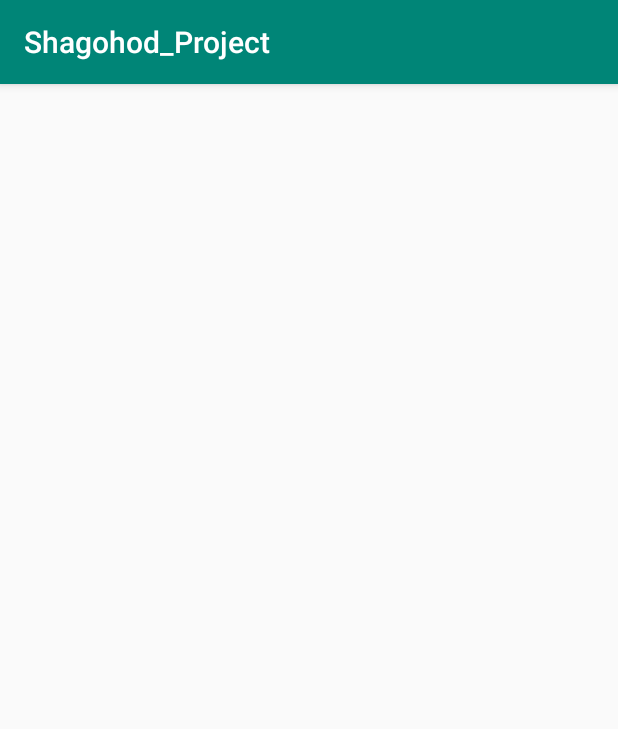
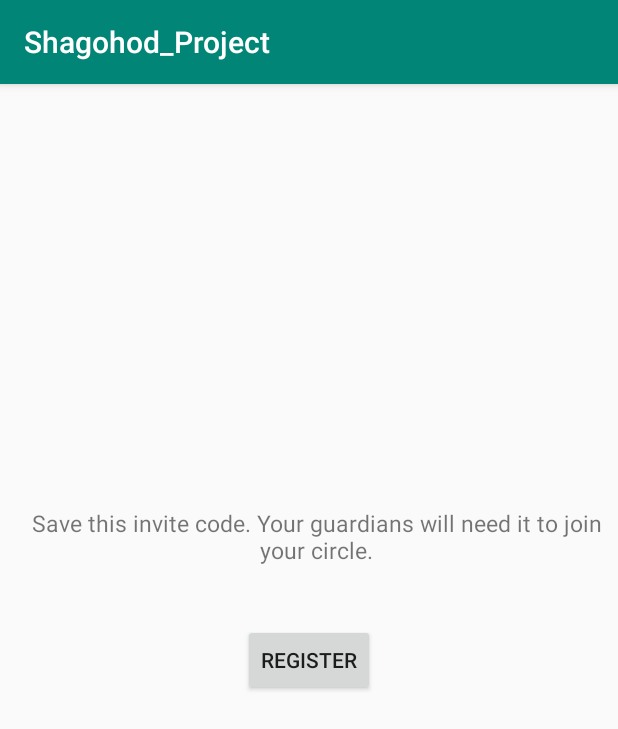
Before and after one commit to aga10/Shagohod_Project, an Android app: the InviteCodeActivity screen opened directly, with no data from a screen before it, on a phone screen of 412 x 824 dp. Shown: the top 729 px of the screen. Run offline under Robolectric (Android 15) with nearby library versions, the phone set to English and light mode, and no system bars; our stand-ins replace Firebase (no records; nobody signed in at launch, a user with empty details on screens opened directly).

Commit message:
Registering user to Firebase done (not showing up on emulator)

```diff
--- a/app/src/main/java/com/example/shagohod_project/InviteCodeActivity.java
+++ b/app/src/main/java/com/example/shagohod_project/InviteCodeActivity.java
@@ -1,13 +1,101 @@
 package com.example.shagohod_project;
 
-import android.support.v7.app.AppCompatActivity;
+import android.app.ProgressDialog;
+import android.content.Intent;
+import android.net.Uri;
+import androidx.annotation.NonNull;
+import androidx.appcompat.app.AppCompatActivity;
 import android.os.Bundle;
+import android.view.View;
+import android.widget.TextView;
+import android.widget.Toast;
+
+import com.google.android.gms.tasks.OnCompleteListener;
+import com.google.android.gms.tasks.Task;
+import com.google.firebase.auth.AuthResult;
+import com.google.firebase.auth.FirebaseAuth;
+import com.google.firebase.auth.FirebaseUser;
+import com.google.firebase.database.DatabaseReference;
+import com.google.firebase.database.FirebaseDatabase;
 
 public class InviteCodeActivity extends AppCompatActivity {
+
+    String name,email,password,date,isSharing,code;
+    Uri imageUri;
+    TextView t1;
+    FirebaseAuth auth;
+    FirebaseUser user;
+    DatabaseReference reference;
+    ProgressDialog progressDialog;
+    String userId;
+
 
     @Override
     protected void onCreate(Bundle savedInstanceState) {
         super.onCreate(savedInstanceState);
         setContentView(R.layout.activity_invite_code);
+        t1 = (TextView)findViewById(R.id.textView);
+        auth = FirebaseAuth.getInstance();
+        progressDialog = new ProgressDialog(this);
+        reference = FirebaseDatabase.getInstance().getReference().child("Users");
+
+        Intent myIntent = getIntent();
+        if(myIntent!=null)
+        {
+            name = myIntent.getStringExtra("name");
+            email = myIntent.getStringExtra("email");
+            password = myIntent.getStringExtra("password");
+            code = myIntent.getStringExtra("code");
+            isSharing = myIntent.getStringExtra("isSharing");
+            imageUri = myIntent.getParcelableExtra("imageUri");
+        }
+
+        t1.setText(code);
+
     }
+
+
+    public void registerUser(View v)
+    {
+        progressDialog.setMessage("Please wait while an account is being created for you.");
+        progressDialog.show();
+
+        auth.createUserWithEmailAndPassword(email, password)
+                .addOnCompleteListener(new OnCompleteListener<AuthResult>() {
+                    @Override
+                    public void onComplete(@NonNull Task<AuthResult> task) {
+                        if(task.isSuccessful())
+                        {
+                            //insert user data in real-time fire base database
+
+                            CreateUser createUser = new CreateUser(name,email,password,code,"false","N/A","N/A","N/A");
+
+                            user = auth.getCurrentUser();
+                            userId = user.getUid();
+
+                            reference.child(userId).setValue(createUser)
+                                    .addOnCompleteListener(new OnCompleteListener<Void>() {
+                                        @Override
+                                        public void onComplete(@NonNull Task<Void> task) {
+                                            if(task.isSuccessful())
+                                            {
+                                                progressDialog.dismiss();
+                                                Toast.makeText(getApplicationContext(),"User registered successfully",Toast.LENGTH_SHORT).show();
+                                            }
+                                            else
+                                            {
+                                                progressDialog.dismiss();
+                                                Toast.makeText(getApplicationContext(),"Registering user was unsuccessful",Toast.LENGTH_SHORT).show();
+                                            }
+                                        }
+                                    });
+
+
+                        }
+                    }
+                });
+
+    }
+
+
 }
--- a/app/src/main/java/com/example/shagohod_project/LoginActivity.java
+++ b/app/src/main/java/com/example/shagohod_project/LoginActivity.java
@@ -1,7 +1,7 @@
 package com.example.shagohod_project;
 
-import android.support.annotation.NonNull;
-import android.support.v7.app.AppCompatActivity;
+import androidx.annotation.NonNull;
+import androidx.appcompat.app.AppCompatActivity;
 import android.os.Bundle;
 import android.view.View;
 import android.widget.EditText;
--- a/app/src/main/java/com/example/shagohod_project/MainActivity.java
+++ b/app/src/main/java/com/example/shagohod_project/MainActivity.java
@@ -1,8 +1,7 @@
 package com.example.shagohod_project;
 
-import android.app.Activity;
 import android.content.Intent;
-import android.support.v7.app.AppCompatActivity;
+import androidx.appcompat.app.AppCompatActivity;
 import android.os.Bundle;
 import android.view.View;
 
--- a/app/src/main/java/com/example/shagohod_project/NameActivity.java
+++ b/app/src/main/java/com/example/shagohod_project/NameActivity.java
@@ -2,7 +2,7 @@ package com.example.shagohod_project;
 
 import android.content.Intent;
 import android.net.Uri;
-import android.support.v7.app.AppCompatActivity;
+import androidx.appcompat.app.AppCompatActivity;
 import android.os.Bundle;
 import android.view.View;
 import android.widget.EditText;
@@ -95,6 +95,7 @@ public class NameActivity extends AppCompatActivity {
             CropImage.ActivityResult result = CropImage.getActivityResult(data);
             if (resultCode == RESULT_OK) {
                 resultUri = result.getUri();
+                circleImageView.setImageURI(resultUri);
             } else if (resultCode == CropImage.CROP_IMAGE_ACTIVITY_RESULT_ERROR_CODE) {
                 Exception error = result.getError();
             }
--- a/app/src/main/java/com/example/shagohod_project/PasswordActivity.java
+++ b/app/src/main/java/com/example/shagohod_project/PasswordActivity.java
@@ -1,7 +1,7 @@
 package com.example.shagohod_project;
 
 import android.content.Intent;
-import android.support.v7.app.AppCompatActivity;
+import androidx.appcompat.app.AppCompatActivity;
 import android.os.Bundle;
 import android.view.View;
 import android.widget.EditText;
--- a/app/src/main/java/com/example/shagohod_project/RegisterActivity.java
+++ b/app/src/main/java/com/example/shagohod_project/RegisterActivity.java
@@ -2,8 +2,8 @@ package com.example.shagohod_project;
 
 import android.app.ProgressDialog;
 import android.content.Intent;
-import android.support.annotation.NonNull;
-import android.support.v7.app.AppCompatActivity;
+import androidx.annotation.NonNull;
+import androidx.appcompat.app.AppCompatActivity;
 import android.os.Bundle;
 import android.view.View;
 import android.widget.EditText;
--- a/app/src/main/res/layout/activity_invite_code.xml
+++ b/app/src/main/res/layout/activity_invite_code.xml
@@ -1,9 +1,57 @@
 <?xml version="1.0" encoding="utf-8"?>
-<android.support.constraint.ConstraintLayout xmlns:android="http://schemas.android.com/apk/res/android"
+<androidx.constraintlayout.widget.ConstraintLayout xmlns:android="http://schemas.android.com/apk/res/android"
     xmlns:app="http://schemas.android.com/apk/res-auto"
     xmlns:tools="http://schemas.android.com/tools"
     android:layout_width="match_parent"
     android:layout_height="match_parent"
     tools:context=".InviteCodeActivity">
 
-</android.support.constraint.ConstraintLayout>
+    <TextView
+        android:id="@+id/textView"
+        android:layout_width="wrap_content"
+        android:layout_height="wrap_content"
+        android:layout_marginStart="8dp"
+        android:layout_marginTop="8dp"
+        android:layout_marginEnd="8dp"
+        android:layout_marginBottom="8dp"
+        android:text="XXXXXX"
+        android:textSize="24sp"
+        android:textStyle="bold"
+        app:layout_constraintBottom_toBottomOf="parent"
+        app:layout_constraintEnd_toEndOf="parent"
+        app:layout_constraintStart_toStartOf="parent"
+        app:layout_constraintTop_toTopOf="parent"
+        app:layout_constraintVertical_bias="0.265" />
+
+    <TextView
+        android:id="@+id/textView2"
+        android:layout_width="wrap_content"
+        android:layout_height="wrap_content"
+        android:layout_marginStart="8dp"
+        android:layout_marginTop="8dp"
+        android:layout_marginBottom="8dp"
+        android:gravity="center_horizontal"
+        android:text="Save this invite code. Your guardians will need it to join your circle."
+        android:textSize="15sp"
+        app:layout_constraintBottom_toBottomOf="parent"
+        app:layout_constraintEnd_toEndOf="parent"
+        app:layout_constraintHorizontal_bias="0.44"
+        app:layout_constraintStart_toStartOf="parent"
+        app:layout_constraintTop_toBottomOf="@+id/textView"
+        app:layout_constraintVertical_bias="0.089" />
+
+    <Button
+        android:id="@+id/button7"
+        android:layout_width="wrap_content"
+        android:layout_height="wrap_content"
+        android:layout_marginStart="8dp"
+        android:layout_marginTop="8dp"
+        android:layout_marginEnd="8dp"
+        android:layout_marginBottom="8dp"
+        android:onClick="registerUser"
+        android:text="REGISTER"
+        app:layout_constraintBottom_toBottomOf="parent"
+        app:layout_constraintEnd_toEndOf="parent"
+        app:layout_constraintStart_toStartOf="parent"
+        app:layout_constraintTop_toTopOf="parent" />
+</androidx.constraintlayout.widget.ConstraintLayout>
--- a/app/src/main/res/layout/activity_login.xml
+++ b/app/src/main/res/layout/activity_login.xml
@@ -1,5 +1,5 @@
 <?xml version="1.0" encoding="utf-8"?>
-<android.support.constraint.ConstraintLayout xmlns:android="http://schemas.android.com/apk/res/android"
+<androidx.constraintlayout.widget.ConstraintLayout xmlns:android="http://schemas.android.com/apk/res/android"
     xmlns:app="http://schemas.android.com/apk/res-auto"
     xmlns:tools="http://schemas.android.com/tools"
     android:layout_width="match_parent"
@@ -54,4 +54,4 @@
         app:layout_constraintHorizontal_bias="0.498"
         app:layout_constraintStart_toStartOf="parent"
         app:layout_constraintTop_toTopOf="parent" />
-</android.support.constraint.ConstraintLayout>
+</androidx.constraintlayout.widget.ConstraintLayout>
--- a/app/src/main/res/layout/activity_main.xml
+++ b/app/src/main/res/layout/activity_main.xml
@@ -1,5 +1,5 @@
 <?xml version="1.0" encoding="utf-8"?>
-<android.support.constraint.ConstraintLayout xmlns:android="http://schemas.android.com/apk/res/android"
+<androidx.constraintlayout.widget.ConstraintLayout xmlns:android="http://schemas.android.com/apk/res/android"
     xmlns:app="http://schemas.android.com/apk/res-auto"
     xmlns:tools="http://schemas.android.com/tools"
     android:layout_width="match_parent"
@@ -37,4 +37,4 @@
         app:layout_constraintTop_toTopOf="@+id/button3"
         app:layout_constraintVertical_bias="0.035" />
 
-</android.support.constraint.ConstraintLayout>
+</androidx.constraintlayout.widget.ConstraintLayout>
--- a/app/src/main/res/layout/activity_name.xml
+++ b/app/src/main/res/layout/activity_name.xml
@@ -1,5 +1,5 @@
 <?xml version="1.0" encoding="utf-8"?>
-<android.support.constraint.ConstraintLayout xmlns:android="http://schemas.android.com/apk/res/android"
+<androidx.constraintlayout.widget.ConstraintLayout xmlns:android="http://schemas.android.com/apk/res/android"
     xmlns:app="http://schemas.android.com/apk/res-auto"
     xmlns:tools="http://schemas.android.com/tools"
     android:layout_width="match_parent"
@@ -58,4 +58,4 @@
         app:layout_constraintTop_toBottomOf="@+id/editText5"
         app:layout_constraintVertical_bias="0.08" />
 
-</android.support.constraint.ConstraintLayout>
+</androidx.constraintlayout.widget.ConstraintLayout>
--- a/app/src/main/res/layout/activity_password.xml
+++ b/app/src/main/res/layout/activity_password.xml
@@ -1,5 +1,5 @@
 <?xml version="1.0" encoding="utf-8"?>
-<android.support.constraint.ConstraintLayout xmlns:android="http://schemas.android.com/apk/res/android"
+<androidx.constraintlayout.widget.ConstraintLayout xmlns:android="http://schemas.android.com/apk/res/android"
     xmlns:app="http://schemas.android.com/apk/res-auto"
     xmlns:tools="http://schemas.android.com/tools"
     android:layout_width="match_parent"
@@ -39,4 +39,4 @@
         app:layout_constraintStart_toStartOf="parent"
         app:layout_constraintTop_toBottomOf="@+id/editText2"
         app:layout_constraintVertical_bias="0.857" />
-</android.support.constraint.ConstraintLayout>
+</androidx.constraintlayout.widget.ConstraintLayout>
--- a/app/src/main/res/layout/activity_register.xml
+++ b/app/src/main/res/layout/activity_register.xml
@@ -1,5 +1,5 @@
 <?xml version="1.0" encoding="utf-8"?>
-<android.support.constraint.ConstraintLayout xmlns:android="http://schemas.android.com/apk/res/android"
+<androidx.constraintlayout.widget.ConstraintLayout xmlns:android="http://schemas.android.com/apk/res/android"
     xmlns:app="http://schemas.android.com/apk/res-auto"
     xmlns:tools="http://schemas.android.com/tools"
     android:layout_width="match_parent"
@@ -35,4 +35,4 @@
         app:layout_constraintBottom_toBottomOf="parent"
         app:layout_constraintEnd_toEndOf="parent"
         app:layout_constraintStart_toStartOf="parent" />
-</android.support.constraint.ConstraintLayout>
+</androidx.constraintlayout.widget.ConstraintLayout>
--- a/gradle.properties
+++ b/gradle.properties
@@ -6,9 +6,9 @@
 # http://www.gradle.org/docs/current/userguide/build_environment.html
 # Specifies the JVM arguments used for the daemon process.
 # The setting is particularly useful for tweaking memory settings.
+android.enableJetifier=true
+android.useAndroidX=true
 org.gradle.jvmargs=-Xmx1536m
-android.useAndroidX=true
-android.enableJetifier=true
 # When configured, Gradle will run in incubating parallel mode.
 # This option should only be used with decoupled projects. More details, visit
 # http://www.gradle.org/docs/current/userguide/multi_project_builds.html#sec:decoupled_projects
```
Also changed, not shown: app/build.gradle (+6 -6 lines), app/src/main/AndroidManifest.xml (+7 -4 lines), app/src/main/java/com/example/shagohod_project/CreateUser.java (added, +31 -0 lines), 2 other files.
